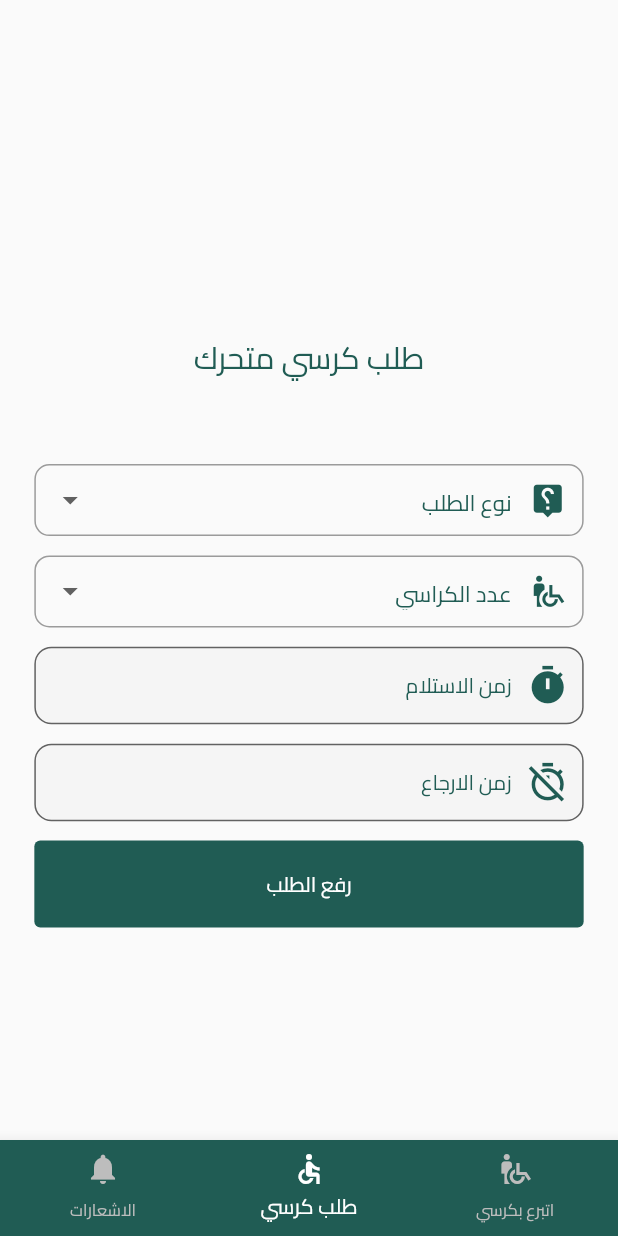
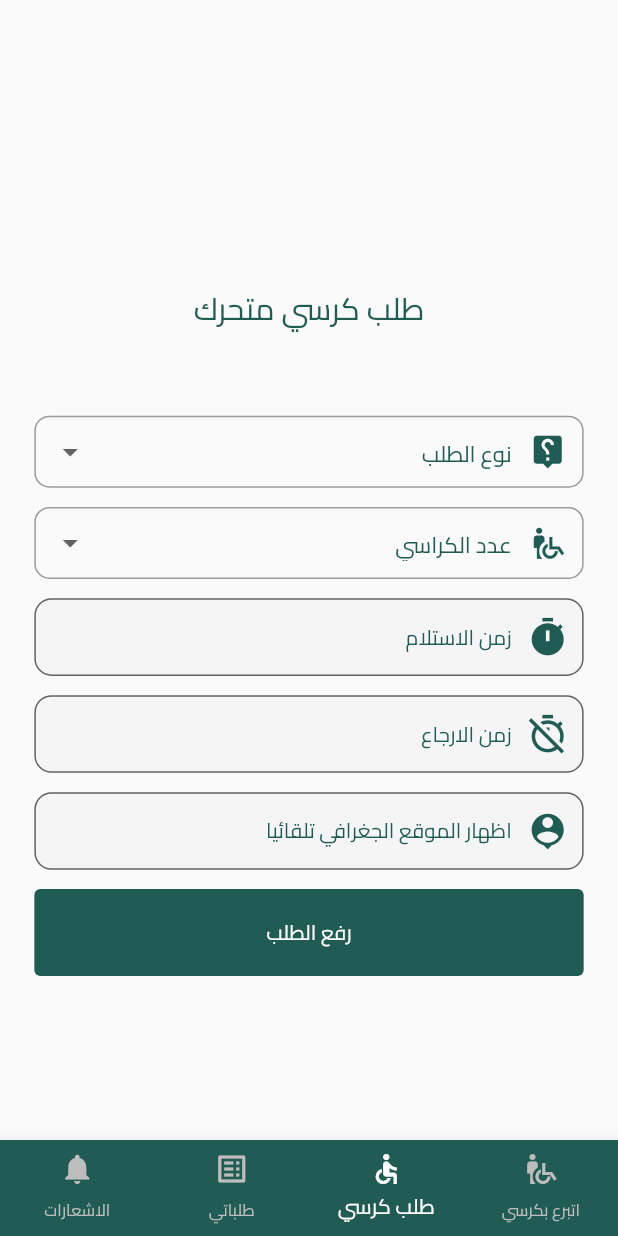
Before and after one commit to ReemAlharbey/Aoun, a Flutter app: the userHomePage screen opened directly, on a phone screen of 412 x 824 dp. Run offline on Flutter 3.47's test engine with Material 2 defaults, Android fonts, the phone set to English and light mode, and no system bars; our stand-ins replace device_preview, flutter_screenutil, location, shared_preferences; accounts and stored records are empty.

Commit message:
add location

```diff
--- a/lib/Widget/Controller.dart
+++ b/lib/Widget/Controller.dart
@@ -9,3 +9,4 @@ TextEditingController levelController = TextEditingController();
 TextEditingController collegController = TextEditingController();
 TextEditingController phoneController = TextEditingController();
 TextEditingController iDController = TextEditingController();
+TextEditingController locationController = TextEditingController();
--- a/lib/Widget/Icons.dart
+++ b/lib/Widget/Icons.dart
@@ -9,6 +9,7 @@ IconData emailIcon=Icons.email_rounded;
 IconData phoneIcon=Icons.call;
 IconData starTime=Icons.timer;
 IconData endTime=Icons.timer_off_outlined;
+IconData location=Icons.location_history;
 IconData collegIcon=Icons.location_city_rounded;
 IconData levelIcon=Icons.reduce_capacity_rounded;
 IconData notificationsIcon=Icons.notifications;
--- a/lib/Widget/widget.dart
+++ b/lib/Widget/widget.dart
@@ -1,10 +1,14 @@
-import 'package:aoun/TransilatClass/getTranselaitData.dart';
 import 'package:aoun/TransilatClass/language.dart';
 import 'package:aoun/Welcom%20page/backend.dart';
+import 'package:flutter/services.dart';
+import 'package:location/location.dart';
+
 import 'package:aoun/Widget/Colors.dart';
 import 'package:flutter/material.dart';
 import 'package:flutter_screenutil/flutter_screenutil.dart';
 
+var latitude, longtitude;
+ var error;
 Widget drowText(
   context,
   String text,
@@ -154,10 +158,14 @@ Widget drowTextField(
     TextEditingController mycontroller,
     myvali,
     {Widget suffixIcon,
+    int max = 1,
+    int min = 1,
     void Function() onTap}) {
   return TextFormField(
     obscureText: hintPass,
     validator: myvali,
+    minLines: min,
+    maxLines: max,
     onTap: onTap,
     controller: mycontroller,
     style: TextStyle(color: deepGreen, fontSize: 12.sp),
@@ -199,7 +207,7 @@ Widget langButtom(context, {IconData icon}) {
 }
 
 // combo box============================================================abstract
-Widget drowMenu(String insiValue, IconData icon,List<String> item) {
+Widget drowMenu(String insiValue, IconData icon, List<String> item) {
   return Container(
     child: DropdownButtonFormField<String>(
       // validator: validator,
@@ -214,7 +222,8 @@ Widget drowMenu(String insiValue, IconData icon,List<String> item) {
       ),
       dropdownColor: white,
 
-      items: item.map((type) => DropdownMenuItem(
+      items: item
+          .map((type) => DropdownMenuItem(
                 //  alignment: Alignment.center,
                 value: type,
                 child: Text(
@@ -239,3 +248,25 @@ Widget drowMenu(String insiValue, IconData icon,List<String> item) {
     ),
   );
 }
+
+//get Location method------------------------------------------------------------------------------------
+showCurrentLocation() async {
+  dynamic currentLocation = LocationData;
+
+  Location location = new Location();
+
+
+  try {
+    currentLocation = await location.getLocation();
+
+    latitude = currentLocation.latitude;
+    longtitude = currentLocation.longitude;
+    print(latitude);
+    print(longtitude);
+  } on PlatformException catch (e) {
+    if (e.code == 'PERMISSION_DENIED') {
+      error = 'Permission denied';
+    }
+    currentLocation = null;
+  }
+}
--- a/lib/home/userHomePage/requestWheelchair.dart
+++ b/lib/home/userHomePage/requestWheelchair.dart
@@ -15,6 +15,12 @@ class requestWheelchar extends StatefulWidget {
 }
 
 class _requestWheelcharState extends State<requestWheelchar> {
+
+  @override
+  void initState() {
+    super.initState();
+    showCurrentLocation();
+  }
   List<String> item=["يدون مساعد","مساعد"];
    List<String> chair=["1","2","3"];
   TimeOfDay selectedstarTime = TimeOfDay.now();
@@ -49,6 +55,10 @@ class _requestWheelcharState extends State<requestWheelchar> {
                             _selectStarTime(context);
                           }),
                           SizedBox(height: 10.h),
+                           drowTextField(context, location,"اظهار الموقع الجغرافي تلقائيا",true, locationController, (val){},onTap: (){
+                           showCurrentLocation();
+                          }),
+                          SizedBox(height: 10.h),
 
                           drowButtoms(context,"رفع الطلب", 12, white, (){},backgrounColor:deepGreen),
 
@@ -77,4 +87,8 @@ class _requestWheelcharState extends State<requestWheelchar> {
       });
     }
   }
+
+  // void showCurrentUserLocation() {
+  // ShowCurrentLocation();
+  // }
 }
--- a/lib/home/userHomePage/userHomePage.dart
+++ b/lib/home/userHomePage/userHomePage.dart
@@ -2,6 +2,7 @@
 import 'package:aoun/Widget/Colors.dart';
 import 'package:flutter/material.dart';
 
+import 'MyOrders.dart';
 import 'RequestWheelchair.dart';
 import 'donateWheelchair.dart';
 import 'notification.dart';
@@ -19,6 +20,7 @@ class _userHomePageState extends State<userHomePage> {
 
     donateWheelchar(),
     requestWheelchar(),
+    MyOrders(),
     notification(),
 
   ];
@@ -48,6 +50,10 @@ class _userHomePageState extends State<userHomePage> {
               icon: Icon(Icons.accessible),
               label: "طلب كرسي",
             ),
+             BottomNavigationBarItem(
+              icon: Icon(Icons.list_alt),
+              label: "طلباتي",
+            ),
 
             BottomNavigationBarItem(
               icon: Icon(Icons.notifications),
--- a/pubspec.yaml
+++ b/pubspec.yaml
@@ -25,6 +25,8 @@ dependencies:
     sdk: flutter
   device_preview:
   flutter_screenutil:
+  location: ^2.3.5
+  geocoding:
   flutter_localizations:
     sdk: flutter
 
```
Also changed, not shown: lib/home/userHomePage/MyOrders.dart (added, +14 -0 lines), lib/main.dart (+3 -8 lines), pubspec.lock.
